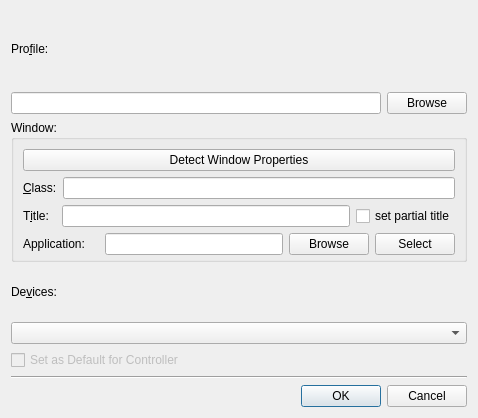
Old version of the form src/addeditautoprofiledialog.ui in the repository AntiMicroX/antimicrox.
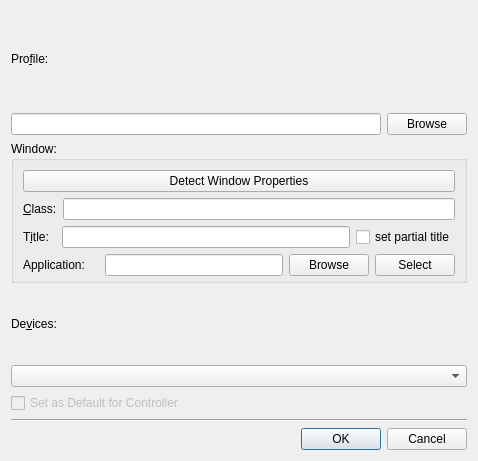
New version of the form.

```diff
--- a/src/addeditautoprofiledialog.ui
+++ b/src/addeditautoprofiledialog.ui
@@ -7,7 +7,7 @@
     <x>0</x>
     <y>0</y>
     <width>478</width>
-    <height>418</height>
+    <height>461</height>
    </rect>
   </property>
   <property name="windowTitle">
```
